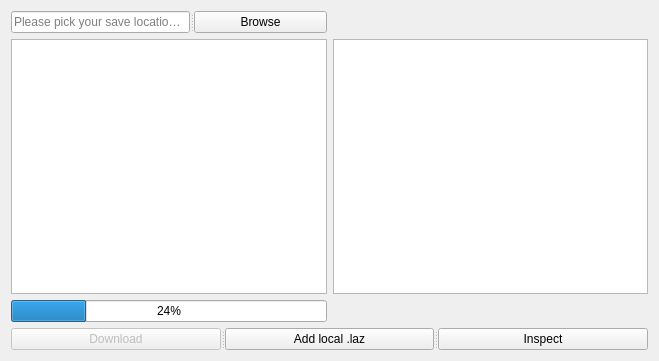
Qt form LabSolutions/04_PythonUIandRequest/resources/main_window.ui (jnm-1/TA_Demos_2526) before a commit.
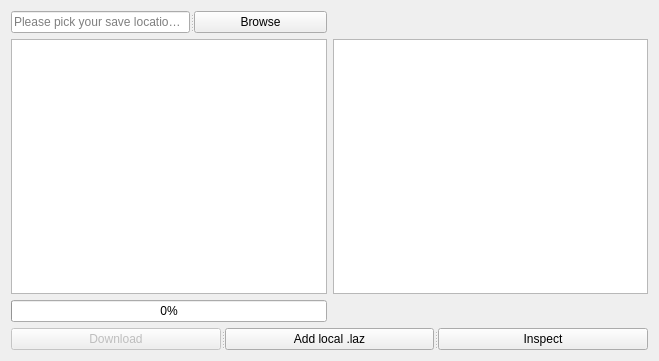
The same form after that commit.

Commit message: finished appart from opening the inspector

```diff
--- a/LabSolutions/04_PythonUIandRequest/resources/main_window.ui
+++ b/LabSolutions/04_PythonUIandRequest/resources/main_window.ui
@@ -40,7 +40,7 @@
    <item row="2" column="0">
     <widget class="QProgressBar" name="progress_current">
      <property name="value">
-      <number>24</number>
+      <number>0</number>
      </property>
     </widget>
    </item>
```
The commit also changes 1 other file.
